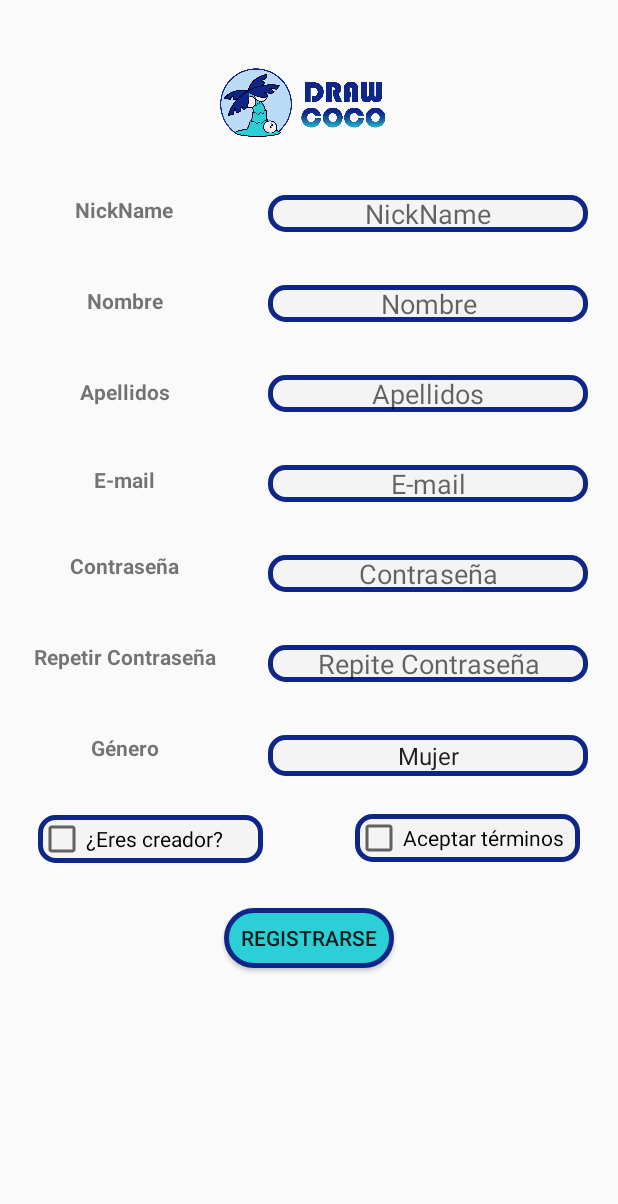
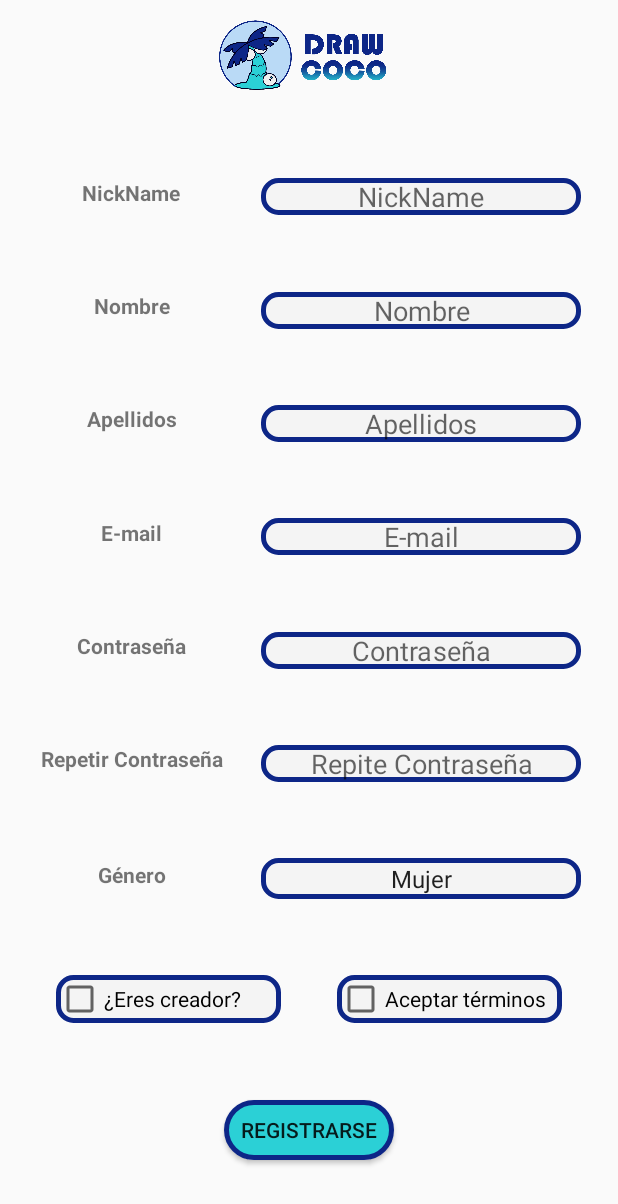
Before and after one commit to Malkien/ProyectoGrupoPM, an Android app: the Registro screen opened directly, with no data from a screen before it, on a phone screen of 412 x 824 dp. Shown: the top 1204 px of the screen. Run offline under Robolectric (Android 15) with nearby library versions, the phone set to English and light mode, and no system bars.

Commit message:
Cambios en layouts registro,ajustes y filtrar

```diff
--- a/app/src/main/res/layout/activity_ajustes.xml
+++ b/app/src/main/res/layout/activity_ajustes.xml
@@ -1,4 +1,4 @@
-<?xml version="1.0" encoding="utf-8"?>
+
 <androidx.constraintlayout.widget.ConstraintLayout xmlns:android="http://schemas.android.com/apk/res/android"
     xmlns:app="http://schemas.android.com/apk/res-auto"
     xmlns:tools="http://schemas.android.com/tools"
@@ -19,7 +19,7 @@
 
     <LinearLayout
         android:id="@+id/linearLayout4"
-        android:layout_width="400dp"
+        android:layout_width="0dp"
         android:layout_height="60dp"
         android:layout_marginStart="40dp"
         android:layout_marginTop="80dp"
@@ -32,8 +32,8 @@
         app:layout_constraintTop_toBottomOf="@+id/tituloajustes">
 
         <!--Creamos los TextView de las distintas opciones de ajuste
-        idioma,tipo de letra y tamaño de letra, así como los distintos
-        spinner que utilizaremos para mostrar las opciones-->
+       idioma,tipo de letra y tamaño de letra, así como los distintos
+       spinner que utilizaremos para mostrar las opciones-->
         <TextView
             android:id="@+id/textoidioma"
             android:layout_width="120dp"
@@ -52,7 +52,7 @@
 
     <LinearLayout
         android:id="@+id/linearLayout5"
-        android:layout_width="400dp"
+        android:layout_width="0dp"
         android:layout_height="60dp"
         android:layout_marginStart="40dp"
         android:layout_marginTop="80dp"
@@ -82,7 +82,7 @@
 
     <LinearLayout
         android:id="@+id/linearLayout3"
-        android:layout_width="400dp"
+        android:layout_width="0dp"
         android:layout_height="60dp"
         android:layout_marginStart="40dp"
         android:layout_marginTop="80dp"
@@ -122,14 +122,17 @@
         app:layout_constraintStart_toStartOf="parent"
         app:layout_constraintTop_toTopOf="parent" />
 
+
     <!--Este boton aplicará los ajustes en el estilo principal de nuestra aplicación-->
     <Button
         android:id="@+id/aceptarAjustes"
         android:layout_width="200dp"
         android:layout_height="wrap_content"
-        android:layout_marginTop="50dp"
+        android:layout_marginTop="32dp"
+        android:layout_marginBottom="32dp"
         android:background="@drawable/forma_boton"
         android:text="@string/aceptarAjustes"
+        app:layout_constraintBottom_toBottomOf="parent"
         app:layout_constraintEnd_toEndOf="parent"
         app:layout_constraintStart_toStartOf="parent"
         app:layout_constraintTop_toBottomOf="@+id/linearLayout3" />
--- a/app/src/main/res/layout/activity_filtrar.xml
+++ b/app/src/main/res/layout/activity_filtrar.xml
@@ -105,7 +105,7 @@
         android:id="@+id/eligecategoria"
         android:layout_width="200dp"
         android:layout_height="30dp"
-        android:layout_marginTop="30dp"
+        android:layout_marginTop="24dp"
         android:background="@drawable/caja_texto"
         app:layout_constraintEnd_toEndOf="parent"
         app:layout_constraintHorizontal_bias="0.5"
@@ -117,9 +117,11 @@
         android:id="@+id/btnFiltrar"
         android:layout_width="200dp"
         android:layout_height="wrap_content"
-        android:layout_marginTop="50dp"
+        android:layout_marginTop="24dp"
+        android:layout_marginBottom="32dp"
         android:background="@drawable/forma_boton"
         android:text="@string/btnFiltrar"
+        app:layout_constraintBottom_toBottomOf="parent"
         app:layout_constraintEnd_toEndOf="parent"
         app:layout_constraintStart_toStartOf="parent"
         app:layout_constraintTop_toBottomOf="@+id/eligecategoria" />
--- a/app/src/main/res/layout/activity_registro.xml
+++ b/app/src/main/res/layout/activity_registro.xml
@@ -1,4 +1,4 @@
-<?xml version="1.0" encoding="utf-8"?>
+
 <androidx.constraintlayout.widget.ConstraintLayout xmlns:android="http://schemas.android.com/apk/res/android"
     xmlns:app="http://schemas.android.com/apk/res-auto"
     xmlns:tools="http://schemas.android.com/tools"
@@ -10,104 +10,113 @@
         android:id="@+id/linearLayout"
         android:layout_width="399dp"
         android:layout_height="60dp"
-        android:layout_marginTop="40dp"
+        android:layout_marginTop="8dp"
         android:orientation="horizontal"
         app:layout_constraintEnd_toEndOf="parent"
         app:layout_constraintStart_toStartOf="parent"
         app:layout_constraintTop_toTopOf="parent">
-    <!--Esta imagen corresponde con el logo de la aplicación con el nombre de la misma-->
+
+        <!--Esta imagen corresponde con el logo de la aplicación con el nombre de la misma-->
         <ImageView
             android:id="@+id/imageView"
             android:layout_width="wrap_content"
-            android:layout_height="59dp"
+            android:layout_height="match_parent"
             android:layout_weight="1"
             app:srcCompat="@mipmap/logoconletras" />
     </LinearLayout>
+
     <!--A partir de aquí declararemos los TextView correspondientes a los campos del registro
     Nombre,Apellidos,nickname,email,contraseña,género-->
     <TextView
         android:id="@+id/nickname"
         android:layout_width="125dp"
         android:layout_height="25dp"
-        android:layout_marginStart="20dp"
-        android:layout_marginTop="30dp"
         android:text="NickName"
         android:textAlignment="center"
         android:textStyle="bold"
+        app:layout_constraintBottom_toBottomOf="@+id/textoNickName"
+        app:layout_constraintEnd_toStartOf="@+id/textoNickName"
+        app:layout_constraintHorizontal_bias="0.5"
         app:layout_constraintStart_toStartOf="parent"
-        app:layout_constraintTop_toBottomOf="@+id/linearLayout" />
+        app:layout_constraintTop_toTopOf="@+id/textoNickName" />
 
     <TextView
         android:id="@+id/nombre"
         android:layout_width="125dp"
         android:layout_height="25dp"
-        android:layout_marginStart="20dp"
-        android:layout_marginTop="35dp"
         android:text="Nombre"
         android:textAlignment="center"
         android:textStyle="bold"
+        app:layout_constraintBottom_toBottomOf="@+id/textoNombre"
+        app:layout_constraintEnd_toStartOf="@+id/textoNombre"
+        app:layout_constraintHorizontal_bias="0.5"
         app:layout_constraintStart_toStartOf="parent"
-        app:layout_constraintTop_toBottomOf="@+id/nickname" />
+        app:layout_constraintTop_toTopOf="@+id/textoNombre" />
 
     <TextView
         android:id="@+id/apellidos"
         android:layout_width="125dp"
         android:layout_height="25dp"
-        android:layout_marginStart="20dp"
-        android:layout_marginTop="35dp"
         android:text="Apellidos"
         android:textAlignment="center"
         android:textStyle="bold"
+        app:layout_constraintBottom_toBottomOf="@+id/textoApellidos"
+        app:layout_constraintEnd_toStartOf="@+id/textoApellidos"
+        app:layout_constraintHorizontal_bias="0.5"
         app:layout_constraintStart_toStartOf="parent"
-        app:layout_constraintTop_toBottomOf="@+id/nombre" />
+        app:layout_constraintTop_toTopOf="@+id/textoApellidos" />
 
     <TextView
         android:id="@+id/email"
         android:layout_width="125dp"
         android:layout_height="25dp"
-        android:layout_marginStart="20dp"
-        android:layout_marginTop="33dp"
         android:text="E-mail"
         android:textAlignment="center"
         android:textStyle="bold"
+        app:layout_constraintBottom_toBottomOf="@+id/textoEmail"
+        app:layout_constraintEnd_toStartOf="@+id/textoEmail"
+        app:layout_constraintHorizontal_bias="0.5"
         app:layout_constraintStart_toStartOf="parent"
-        app:layout_constraintTop_toBottomOf="@+id/apellidos" />
+        app:layout_constraintTop_toTopOf="@+id/textoEmail" />
 
     <TextView
         android:id="@+id/password"
         android:layout_width="125dp"
         android:layout_height="25dp"
-        android:layout_marginStart="20dp"
-        android:layout_marginTop="32dp"
         android:text="Contraseña"
         android:textAlignment="center"
         android:textStyle="bold"
+        app:layout_constraintBottom_toBottomOf="@+id/textoPassword"
+        app:layout_constraintEnd_toStartOf="@+id/textoPassword"
+        app:layout_constraintHorizontal_bias="0.5"
         app:layout_constraintStart_toStartOf="parent"
-        app:layout_constraintTop_toBottomOf="@+id/email" />
+        app:layout_constraintTop_toTopOf="@+id/textoPassword" />
 
     <TextView
         android:id="@+id/password2"
         android:layout_width="125dp"
         android:layout_height="25dp"
-        android:layout_marginStart="20dp"
-        android:layout_marginTop="35dp"
         android:text="Repetir Contraseña"
         android:textAlignment="center"
         android:textStyle="bold"
+        app:layout_constraintBottom_toBottomOf="@+id/textoPassword2"
+        app:layout_constraintEnd_toStartOf="@+id/textoPassword2"
+        app:layout_constraintHorizontal_bias="0.5"
         app:layout_constraintStart_toStartOf="parent"
-        app:layout_constraintTop_toBottomOf="@+id/password" />
+        app:layout_constraintTop_toTopOf="@+id/textoPassword2" />
 
     <TextView
         android:id="@+id/genero"
         android:layout_width="125dp"
         android:layout_height="25dp"
-        android:layout_marginStart="20dp"
-        android:layout_marginTop="35dp"
         android:text="Género"
         android:textAlignment="center"
         android:textStyle="bold"
+        app:layout_constraintBottom_toBottomOf="@+id/eligegenero"
+        app:layout_constraintEnd_toStartOf="@+id/eligegenero"
+        app:layout_constraintHorizontal_bias="0.5"
         app:layout_constraintStart_toStartOf="parent"
-        app:layout_constraintTop_toBottomOf="@+id/password2" />
+        app:layout_constraintTop_toTopOf="@+id/eligegenero" />
 
     <!--A partir de aquí declararemos los campos de texto correspondientes a los registros
     Nombre,Apellidos,nickname,email,contraseña, así como el spinner que contiene las opciones
@@ -116,95 +125,102 @@
         android:id="@+id/textoNickName"
         android:layout_width="wrap_content"
         android:layout_height="wrap_content"
-        android:layout_marginTop="30dp"
-        android:layout_marginEnd="20dp"
         android:background="@drawable/caja_texto"
         android:ems="10"
         android:hint="NickName"
         android:inputType="textPersonName"
         android:textAlignment="center"
+        app:layout_constraintBottom_toTopOf="@+id/textoNombre"
         app:layout_constraintEnd_toEndOf="parent"
+        app:layout_constraintHorizontal_bias="0.5"
+        app:layout_constraintStart_toEndOf="@+id/nickname"
         app:layout_constraintTop_toBottomOf="@+id/linearLayout" />
 
     <EditText
         android:id="@+id/textoNombre"
         android:layout_width="wrap_content"
         android:layout_height="wrap_content"
-        android:layout_marginTop="35dp"
-        android:layout_marginEnd="20dp"
         android:background="@drawable/caja_texto"
         android:ems="10"
         android:hint="Nombre"
         android:inputType="textPersonName"
         android:textAlignment="center"
+        app:layout_constraintBottom_toTopOf="@+id/textoApellidos"
         app:layout_constraintEnd_toEndOf="parent"
+        app:layout_constraintHorizontal_bias="0.5"
+        app:layout_constraintStart_toEndOf="@+id/nombre"
         app:layout_constraintTop_toBottomOf="@+id/textoNickName" />
 
     <EditText
         android:id="@+id/textoApellidos"
         android:layout_width="wrap_content"
         android:layout_height="wrap_content"
-        android:layout_marginTop="35dp"
-        android:layout_marginEnd="20dp"
         android:background="@drawable/caja_texto"
         android:ems="10"
         android:hint="Apellidos"
         android:inputType="textPersonName"
         android:textAlignment="center"
+        app:layout_constraintBottom_toTopOf="@+id/textoEmail"
         app:layout_constraintEnd_toEndOf="parent"
+        app:layout_constraintHorizontal_bias="0.5"
+        app:layout_constraintStart_toEndOf="@+id/apellidos"
         app:layout_constraintTop_toBottomOf="@+id/textoNombre" />
 
     <EditText
         android:id="@+id/textoEmail"
         android:layout_width="wrap_content"
         android:layout_height="wrap_content"
-        android:layout_marginTop="35dp"
-        android:layout_marginEnd="20dp"
         android:background="@drawable/caja_texto"
         android:ems="10"
         android:hint="E-mail"
+        android:inputType="textEmailAddress"
         android:textAlignment="center"
-        android:inputType="textEmailAddress"
+        app:layout_constraintBottom_toTopOf="@+id/textoPassword"
         app:layout_constraintEnd_toEndOf="parent"
+        app:layout_constraintHorizontal_bias="0.5"
+        app:layout_constraintStart_toEndOf="@+id/email"
         app:layout_constraintTop_toBottomOf="@+id/textoApellidos" />
 
     <EditText
         android:id="@+id/textoPassword"
         android:layout_width="wrap_content"
         android:layout_height="wrap_content"
-        android:layout_marginTop="35dp"
-        android:layout_marginEnd="20dp"
         android:background="@drawable/caja_texto"
         android:ems="10"
         android:hint="Contraseña"
+        android:inputType="textPassword"
         android:textAlignment="center"
-        android:inputType="textPassword"
+        app:layout_constraintBottom_toTopOf="@+id/textoPassword2"
         app:layout_constraintEnd_toEndOf="parent"
+        app:layout_constraintHorizontal_bias="0.5"
+        app:layout_constraintStart_toEndOf="@+id/password"
         app:layout_constraintTop_toBottomOf="@+id/textoEmail" />
 
     <EditText
         android:id="@+id/textoPassword2"
         android:layout_width="wrap_content"
         android:layout_height="wrap_content"
-        android:layout_marginTop="35dp"
-        android:layout_marginEnd="20dp"
         android:background="@drawable/caja_texto"
         android:ems="10"
         android:hint="Repite Contraseña"
+        android:inputType="textPassword"
         android:textAlignment="center"
-        android:inputType="textPassword"
+        app:layout_constraintBottom_toTopOf="@+id/eligegenero"
         app:layout_constraintEnd_toEndOf="parent"
+        app:layout_constraintHorizontal_bias="0.5"
+        app:layout_constraintStart_toEndOf="@+id/password2"
         app:layout_constraintTop_toBottomOf="@+id/textoPassword" />
 
     <Spinner
         android:id="@+id/eligegenero"
         android:layout_width="213dp"
         android:layout_height="27dp"
-        android:layout_marginTop="35dp"
-        android:layout_marginEnd="20dp"
+        android:background="@drawable/caja_texto"
         android:textAlignment="center"
-        android:background="@drawable/caja_texto"
+        app:layout_constraintBottom_toTopOf="@+id/terminos"
         app:layout_constraintEnd_toEndOf="parent"
+        app:layout_constraintHorizontal_bias="0.5"
+        app:layout_constraintStart_toEndOf="@+id/genero"
         app:layout_constraintTop_toBottomOf="@+id/textoPassword2" />
 
     <!--En este punto crearemos los check box para que nuestros clientes acepten los terminos
@@ -213,22 +229,24 @@
         android:id="@+id/creadorcheck"
         android:layout_width="150dp"
         android:layout_height="wrap_content"
-        android:layout_marginStart="25dp"
-        android:layout_marginTop="26dp"
         android:background="@drawable/caja_texto"
         android:text="¿Eres creador?"
+        app:layout_constraintBottom_toBottomOf="@+id/terminos"
+        app:layout_constraintEnd_toStartOf="@+id/terminos"
+        app:layout_constraintHorizontal_bias="0.5"
         app:layout_constraintStart_toStartOf="parent"
-        app:layout_constraintTop_toBottomOf="@+id/eligegenero" />
+        app:layout_constraintTop_toTopOf="@+id/terminos" />
 
     <CheckBox
         android:id="@+id/terminos"
         android:layout_width="150dp"
         android:layout_height="wrap_content"
-        android:layout_marginTop="25dp"
-        android:layout_marginEnd="25dp"
         android:background="@drawable/caja_texto"
         android:text="Aceptar términos"
+        app:layout_constraintBottom_toTopOf="@+id/registrarse"
         app:layout_constraintEnd_toEndOf="parent"
+        app:layout_constraintHorizontal_bias="0.5"
+        app:layout_constraintStart_toEndOf="@+id/creadorcheck"
         app:layout_constraintTop_toBottomOf="@+id/eligegenero" />
 
     <!--Con este boton aceptaremos los datos del registro y nos dirigiremos a la pantalla de inicio-->
@@ -236,11 +254,12 @@
         android:id="@+id/registrarse"
         android:layout_width="113dp"
         android:layout_height="40dp"
-        android:layout_marginTop="30dp"
         android:background="@drawable/forma_boton"
+        android:onClick="registrarse"
         android:text="Registrarse"
-        android:onClick="registrarse"
+        app:layout_constraintBottom_toBottomOf="parent"
         app:layout_constraintEnd_toEndOf="parent"
         app:layout_constraintStart_toStartOf="parent"
-        app:layout_constraintTop_toBottomOf="@+id/creadorcheck" />
-</androidx.constraintlayout.widget.ConstraintLayout>
+        app:layout_constraintTop_toBottomOf="@+id/terminos" />
+
+    </androidx.constraintlayout.widget.ConstraintLayout>
```
